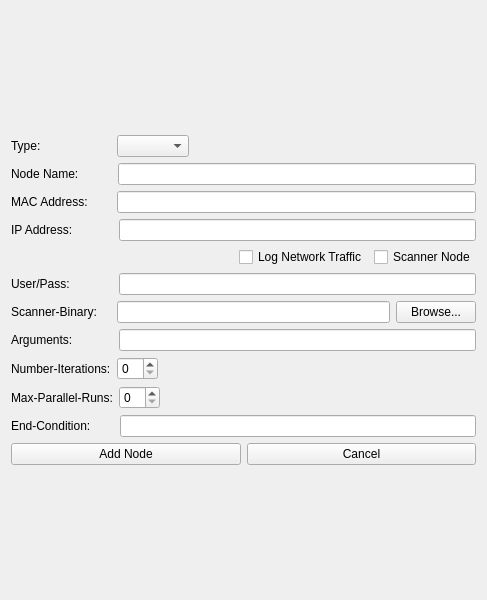
This is UI Designs/05. AddNodeUI.ui in sds-team-1/scan-detection-system-utep as Qt 5 draws it before an edit. The edited form follows.
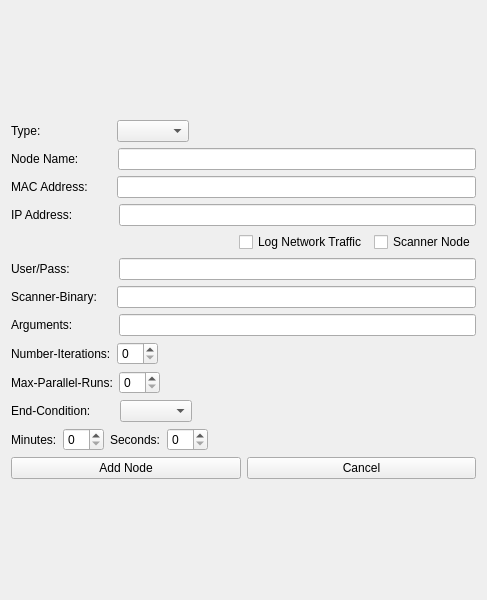
This is the edited form.

Commit message: Modified end condition field of add node window.

The edit to the form file:
```diff
--- a/UI Designs/05. AddNodeUI.ui
+++ b/UI Designs/05. AddNodeUI.ui
@@ -157,13 +157,6 @@
        <item>
         <widget class="QLineEdit" name="nodeScannerBinaryInput_addNodeWindow"/>
        </item>
-       <item>
-        <widget class="QPushButton" name="nodeScannerBinaryBrowseButton_addNodeWindow">
-         <property name="text">
-          <string>Browse...</string>
-         </property>
-        </widget>
-       </item>
       </layout>
      </item>
      <item>
@@ -244,7 +237,57 @@
         </widget>
        </item>
        <item>
-        <widget class="QLineEdit" name="nodeEndConditionInput_addNodeWindow"/>
+        <widget class="QComboBox" name="nodeEndConditionCombobox_addNodeWindow"/>
+       </item>
+       <item>
+        <spacer name="horizontalSpacer_2">
+         <property name="orientation">
+          <enum>Qt::Horizontal</enum>
+         </property>
+         <property name="sizeHint" stdset="0">
+          <size>
+           <width>40</width>
+           <height>20</height>
+          </size>
+         </property>
+        </spacer>
+       </item>
+      </layout>
+     </item>
+     <item>
+      <layout class="QHBoxLayout" name="nodeTimeLayout_addNodeWindow">
+       <item>
+        <widget class="QLabel" name="minutesLabel_addNodeWindow">
+         <property name="text">
+          <string>Minutes:</string>
+         </property>
+        </widget>
+       </item>
+       <item>
+        <widget class="QSpinBox" name="minutesSpinbox_addNodeWindow"/>
+       </item>
+       <item>
+        <widget class="QLabel" name="secondsLabel_addNodeWindow">
+         <property name="text">
+          <string>Seconds:</string>
+         </property>
+        </widget>
+       </item>
+       <item>
+        <widget class="QSpinBox" name="secondsSpinbox_addNodeWindow"/>
+       </item>
+       <item>
+        <spacer name="horizontalSpacer">
+         <property name="orientation">
+          <enum>Qt::Horizontal</enum>
+         </property>
+         <property name="sizeHint" stdset="0">
+          <size>
+           <width>40</width>
+           <height>20</height>
+          </size>
+         </property>
+        </spacer>
        </item>
       </layout>
      </item>
```
The commit also changes 3 other files.
